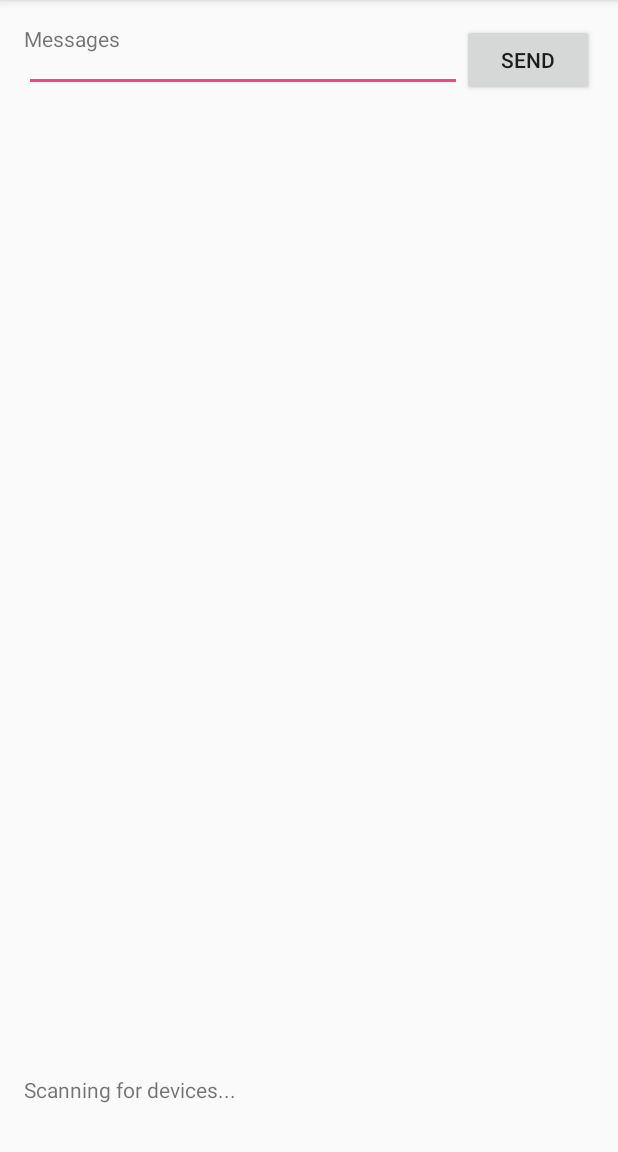
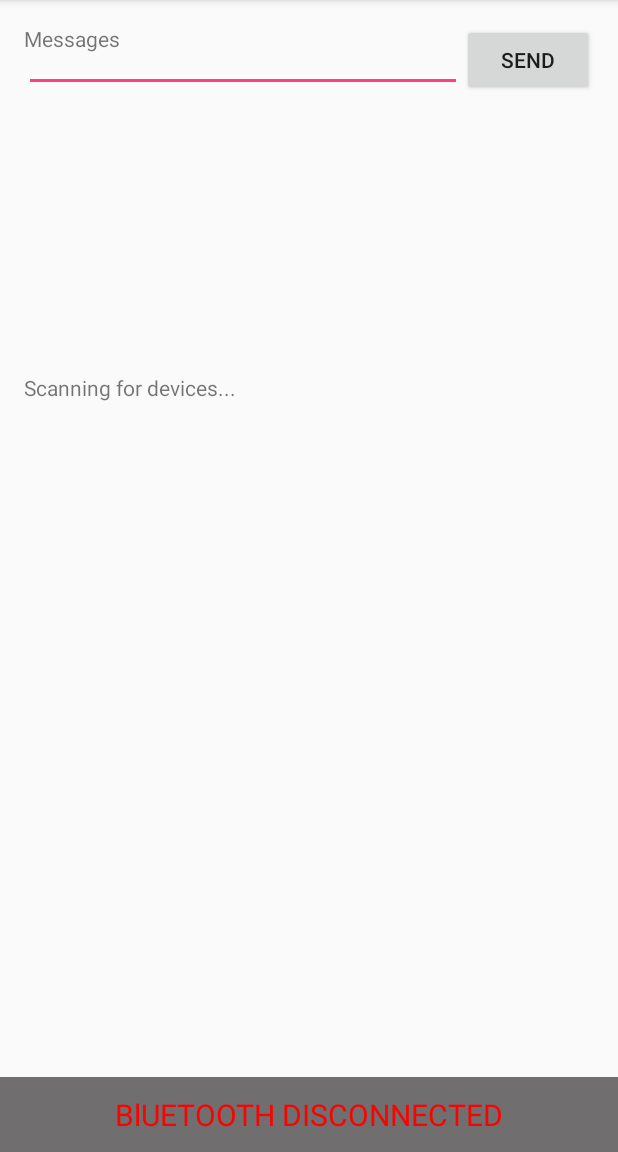
Before and after one commit to applecool/Buzz-smartband, an Android app: the screen it shows after launch (MainActivity), on a phone screen of 412 x 824 dp, the part 84-1236 px from its top. Run offline under Robolectric (Android 15) with nearby library versions, the phone set to English and light mode, and no system bars.

Commit message:
It works? I think

```diff
--- a/app/src/main/java/org/robotics/notificationlistener/MainActivity.java
+++ b/app/src/main/java/org/robotics/notificationlistener/MainActivity.java
@@ -12,6 +12,7 @@ import android.content.Intent;
 import android.content.IntentFilter;
 import android.graphics.Color;
 import android.os.Bundle;
+import android.os.Looper;
 import android.support.v4.content.LocalBroadcastManager;
 import android.support.v7.app.AppCompatActivity;
 import android.support.v7.widget.Toolbar;
@@ -31,11 +32,13 @@ import java.nio.charset.Charset;
 import java.util.ArrayList;
 import java.util.List;
 import java.util.UUID;
+import android.os.Handler;
+import java.util.logging.LogRecord;
 
 public class MainActivity extends AppCompatActivity {
 
     TableLayout tab;
-    private Toolbar toolbar;
+    private Toolbar toolbar, bottomBar;
     private static final String TAG = "MainActivity";
 
     // UUIDs for UAT service and associated characteristics.
@@ -50,6 +53,8 @@ public class MainActivity extends AppCompatActivity {
     private TextView messages;
     private EditText input;
 
+    private Handler handler;
+
     // BTLE state
     private BluetoothAdapter adapter;
     private BluetoothGatt gatt;
@@ -63,6 +68,12 @@ public class MainActivity extends AppCompatActivity {
             super.onConnectionStateChange(gatt, status, newState);
             if (newState == BluetoothGatt.STATE_CONNECTED) {
                 writeLine("Connected!");
+                handler.post(new Runnable() {
+                    @Override
+                    public void run() {
+                        setBluetoothConnectedText(true);
+                    }
+                });
                 // Discover services.
                 if (!gatt.discoverServices()) {
                     writeLine("Failed to start discovering services!");
@@ -70,6 +81,12 @@ public class MainActivity extends AppCompatActivity {
             }
             else if (newState == BluetoothGatt.STATE_DISCONNECTED) {
                 writeLine("Disconnected!");
+                handler.post(new Runnable() {
+                    @Override
+                    public void run() {
+                        setBluetoothConnectedText(false);
+                    }
+                });
             }
             else {
                 writeLine("Connection state changed.  New state: " + newState);
@@ -154,11 +171,17 @@ public class MainActivity extends AppCompatActivity {
         setContentView(R.layout.activity_main);
         toolbar = (Toolbar) findViewById(R.id.tool_bar); // Attaching the layout to the toolbar object
         setSupportActionBar(toolbar);
+        bottomBar = (Toolbar) findViewById(R.id.toolbar_bottom);
+        handler = new Handler();
+        setBluetoothConnectedText(false);
+
         Window window = this.getWindow();
         window.addFlags(WindowManager.LayoutParams.FLAG_DRAWS_SYSTEM_BAR_BACKGROUNDS);
         window.clearFlags(WindowManager.LayoutParams.FLAG_TRANSLUCENT_STATUS);
+        window.setStatusBarColor(getResources().getColor(R.color.colorPrimaryDark));
+
         //window.setStatusBarColor(getResources().getColor(R.color.colorPrimaryDark));
-        tab = (TableLayout) findViewById(R.id.tab);
+        //tab = (TableLayout) findViewById(R.id.tab);
         if(!MyAccessibilityService.isAccessibilitySettingsOn(this)) {
             //Intent intent = new Intent(android.provider.Settings.ACTION_ACCESSIBILITY_SETTINGS);
             //startActivityForResult(intent, 0);
@@ -207,7 +230,7 @@ public class MainActivity extends AppCompatActivity {
             textview.setTextColor(Color.parseColor("#0B0719"));
             textview.setText(Html.fromHtml(pack + "<br><b>" + title + " : </b>" + text));
             tr.addView(textview);
-            tab.addView(tr);
+            //tab.addView(tr);
 
             Log.v(TAG, "Received message");
             Log.v(TAG, "intent.getAction() :: " + intent.getAction());
@@ -328,4 +351,16 @@ public class MainActivity extends AppCompatActivity {
         getMenuInflater().inflate(R.menu.menu_main, menu);
         return true;
     }
+
+    public void setBluetoothConnectedText(boolean on){
+        TextView mTitle = (TextView) bottomBar.findViewById(R.id.bottom_title);
+        if (!on) {
+            mTitle.setText("BlUETOOTH DISCONNECTED");
+            mTitle.setTextColor(Color.RED);
+        } else {
+            mTitle.setText("BLUETOOTH CONNECTED");
+            mTitle.setTextColor(Color.GREEN);
+        }
+    }
+
 }
--- a/app/src/main/res/layout/activity_main.xml
+++ b/app/src/main/res/layout/activity_main.xml
@@ -1,5 +1,5 @@
 <?xml version="1.0" encoding="utf-8"?>
-<LinearLayout xmlns:android="http://schemas.android.com/apk/res/android"
+<RelativeLayout xmlns:android="http://schemas.android.com/apk/res/android"
     xmlns:tools="http://schemas.android.com/tools"
     android:orientation="vertical"
     android:layout_width="match_parent"
@@ -10,15 +10,33 @@
         android:id="@+id/tool_bar"
         layout="@layout/tool_bar"
         />
-    <include layout="@layout/content_main" />
 
-    <ScrollView
+    <include
+        android:id="@+id/main_content"
+        android:layout_below="@+id/tool_bar"
+        layout="@layout/content_main"
+        android:layout_height="300dp"
+        android:layout_width="match_parent"/>
+
+
+
+    <android.support.v7.widget.Toolbar
+        android:id="@+id/toolbar_bottom"
+        android:layout_height="50dp"
         android:layout_width="match_parent"
-        android:layout_height="match_parent">
-        <TableLayout
-            android:layout_width="match_parent"
-            android:layout_height="wrap_content"
-            android:id="@+id/tab" />
-    </ScrollView>
+        android:background="@color/grayTransparent"
+        android:layout_alignParentBottom="true"
+        android:minHeight="?attr/actionBarSize">
 
-</LinearLayout>
+        <TextView
+            android:textSize="20sp"
+            android:layout_width="wrap_content"
+            android:layout_height="match_parent"
+            android:layout_gravity="center"
+            android:gravity="center_vertical"
+            android:id="@+id/bottom_title" />
+
+    </android.support.v7.widget.Toolbar>
+
+
+</RelativeLayout>
--- a/app/src/main/res/values/colors.xml
+++ b/app/src/main/res/values/colors.xml
@@ -3,4 +3,5 @@
     <color name="colorPrimary">#3F51B5</color>
     <color name="colorPrimaryDark">#303F9F</color>
     <color name="colorAccent">#FF4081</color>
+    <color name="grayTransparent">#706e6e</color>
 </resources>
```
